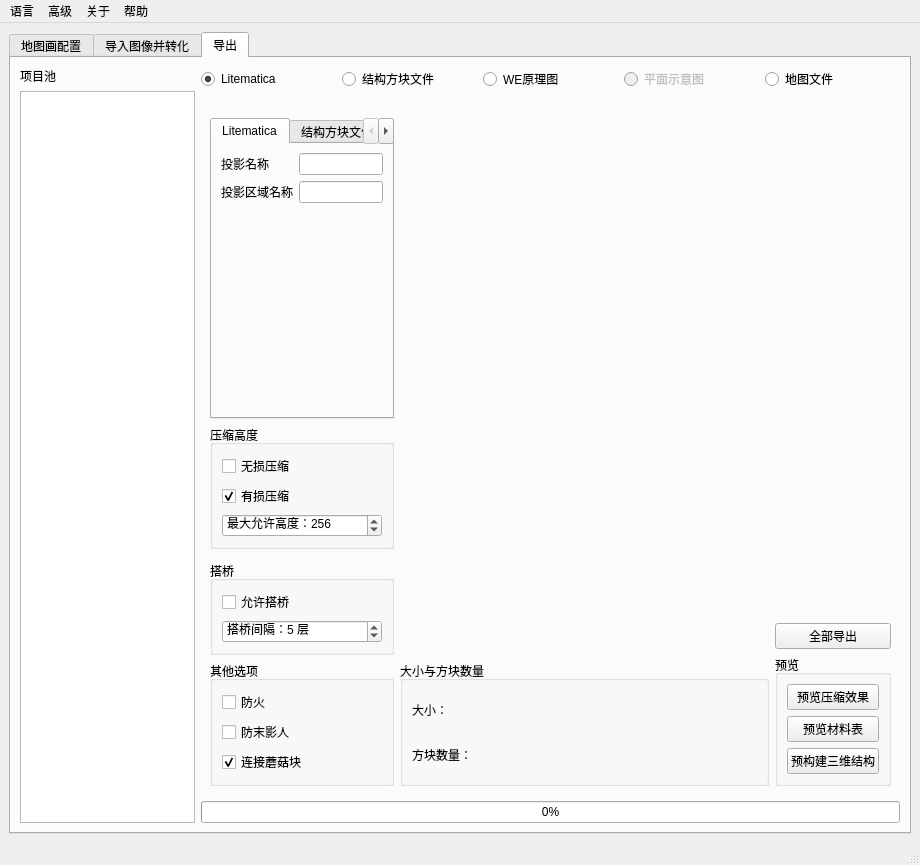
A-Archives-and-Forks/SlopeCraft, file SlopeCraft/SCWind.ui: the form before one commit.
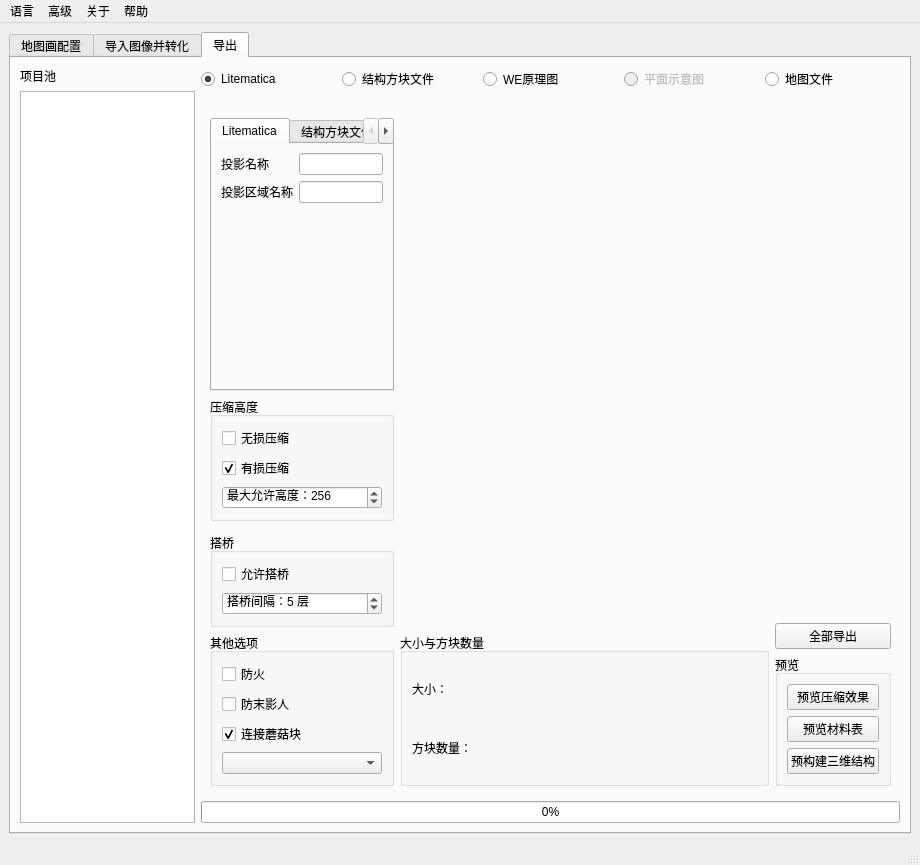
The form after the commit. The open tabs and pages were chosen to show the change. Icons and pictures are not drawn. Custom widgets are drawn as their Qt base class.

Commit message: [SC][SCL] Add support block under color-showing block (#147

The edit to the form file:
```diff
--- a/SlopeCraft/SCWind.ui
+++ b/SlopeCraft/SCWind.ui
@@ -936,6 +936,37 @@
                  </property>
                 </widget>
                </item>
+               <item row="3" column="0">
+                <widget class="QComboBox" name="cb_support_block">
+                 <property name="enabled">
+                  <bool>true</bool>
+                 </property>
+                 <property name="editable">
+                  <bool>false</bool>
+                 </property>
+                 <property name="currentIndex">
+                  <number>-1</number>
+                 </property>
+                 <property name="placeholderText">
+                  <string>支撑方块</string>
+                 </property>
+                 <item>
+                  <property name="text">
+                   <string>支撑方块：无</string>
+                  </property>
+                 </item>
+                 <item>
+                  <property name="text">
+                   <string>支撑方块：玻璃</string>
+                  </property>
+                 </item>
+                 <item>
+                  <property name="text">
+                   <string>支撑方块：石头</string>
+                  </property>
+                 </item>
+                </widget>
+               </item>
               </layout>
              </widget>
             </item>
```
Left out of the diff: 14 changed lines with no effect on the pictures. The commit also changes 4 other files.
